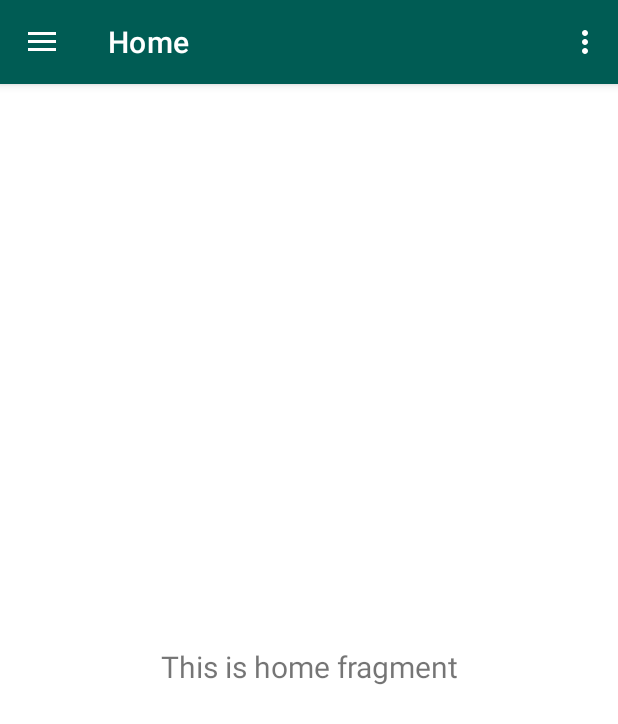
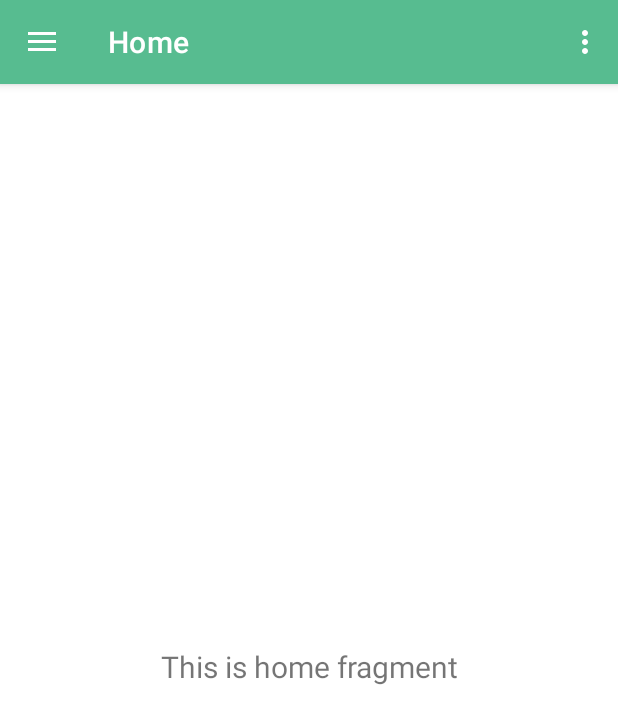
Before and after one commit to Andres-Reyes/KU-1.0, an Android app: the screen it shows after launch (MainActivity), on a phone screen of 412 x 824 dp. Shown: the top 724 px of the screen. Run offline under Robolectric (Android 15) with nearby library versions, the light colour scheme and no system bars; our stand-ins replace navigation-ui.

Commit message:
get commit

```diff
--- a/app/src/main/res/layout/activity_main.xml
+++ b/app/src/main/res/layout/activity_main.xml
@@ -12,7 +12,8 @@
         android:id="@+id/app_bar_main"
         layout="@layout/app_bar_main"
         android:layout_width="match_parent"
-        android:layout_height="match_parent" />
+        android:layout_height="match_parent"
+        />
 
     <com.google.android.material.navigation.NavigationView
         android:id="@+id/nav_view"
@@ -21,5 +22,6 @@
         android:layout_gravity="start"
         android:fitsSystemWindows="true"
         app:headerLayout="@layout/nav_header_main"
-        app:menu="@menu/activity_main_drawer" />
+        app:menu="@menu/activity_main_drawer"
+        />
 </androidx.drawerlayout.widget.DrawerLayout>
--- a/app/src/main/res/layout/app_bar_main.xml
+++ b/app/src/main/res/layout/app_bar_main.xml
@@ -15,7 +15,7 @@
             android:id="@+id/toolbar"
             android:layout_width="match_parent"
             android:layout_height="?attr/actionBarSize"
-            android:background="#005c54"
+            android:background="#57BC90"
             app:popupTheme="@style/Theme.KU10.PopupOverlay" />
 
     </com.google.android.material.appbar.AppBarLayout>
--- a/app/src/main/res/layout/nav_header_main.xml
+++ b/app/src/main/res/layout/nav_header_main.xml
@@ -3,7 +3,7 @@
     xmlns:app="http://schemas.android.com/apk/res-auto"
     android:layout_width="match_parent"
     android:layout_height="@dimen/nav_header_height"
-    android:background="@drawable/side_nav_bar"
+    android:background="#57BC90"
     android:gravity="bottom"
     android:orientation="vertical"
     android:paddingLeft="@dimen/activity_horizontal_margin"
```
